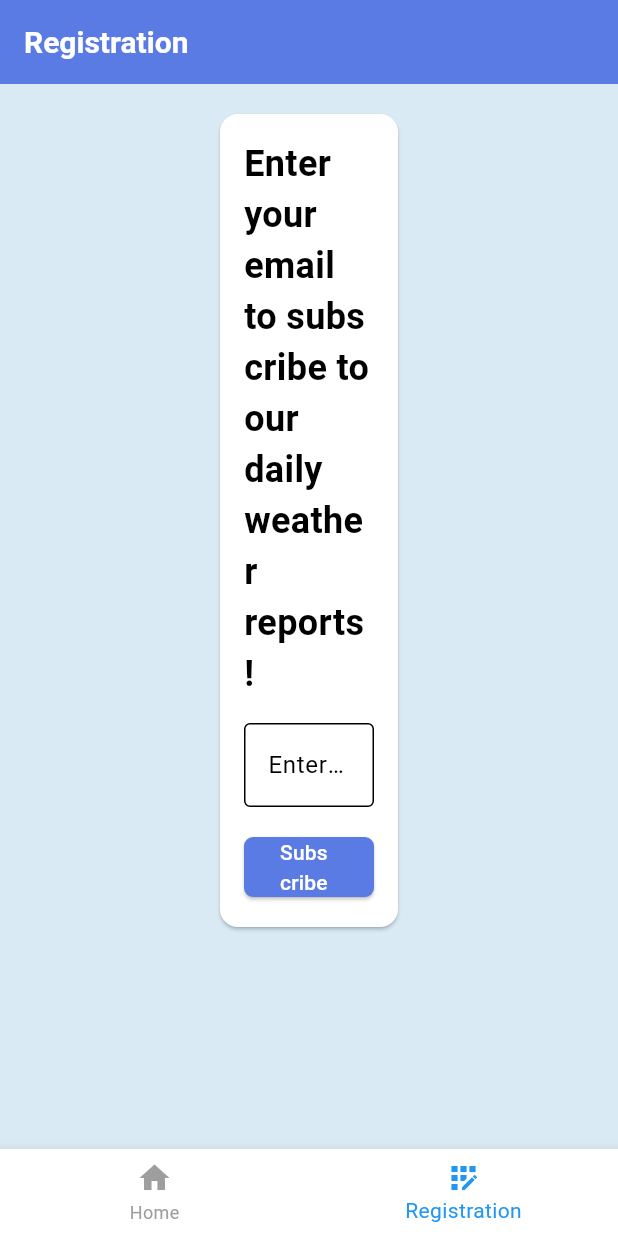
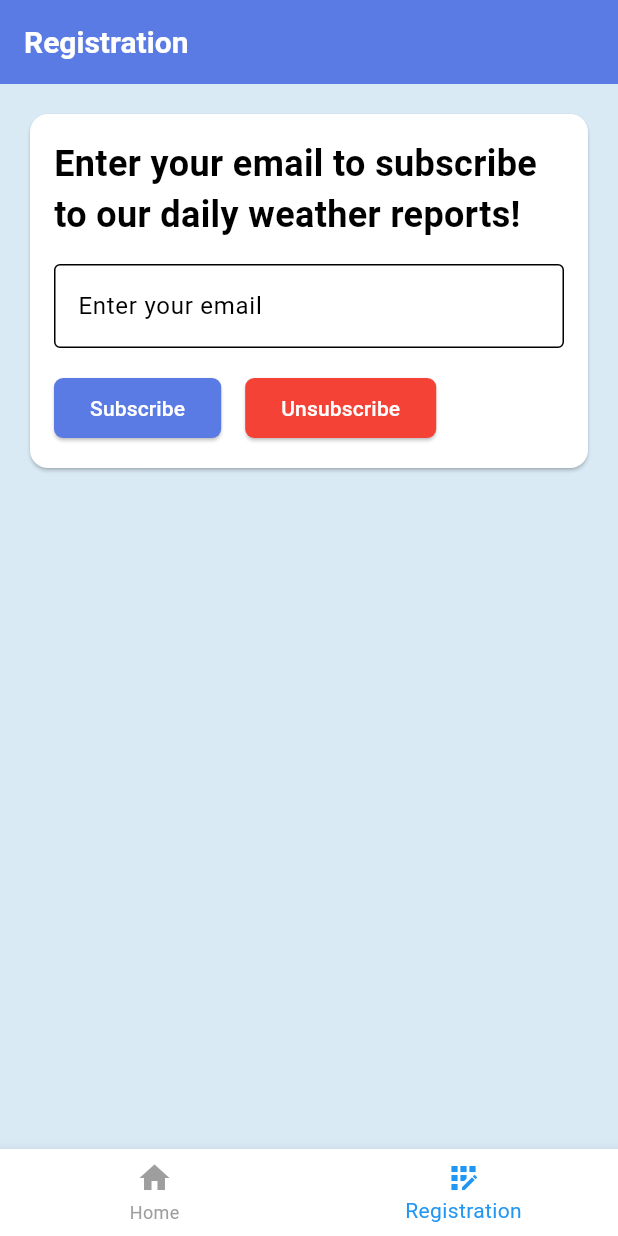
Before and after one commit to tsuna614/go_nqk_entry_fe, a Flutter app: the screen it shows after launch, item 2 of the bottom bar chosen, on a phone screen of 412 x 824 dp. Run offline on Flutter 3.47's test engine with Material 3 defaults, Android fonts, the phone set to English and light mode, and no system bars; our stand-ins replace dio, equatable, flutter_bloc, geocoding, geolocator, get_it; network calls fail.

Commit message:
added and implemented subcribe bloc and service

```diff
--- /dev/null
+++ b/lib/bloc/subscribe-bloc/subscribe_events.dart
@@ -0,0 +1,23 @@
+abstract class SubscribeEvents {
+  const SubscribeEvents();
+
+  List<Object?> get props => [];
+}
+
+class SendSubcriptionEvent extends SubscribeEvents {
+  final String email;
+
+  const SendSubcriptionEvent(this.email);
+
+  @override
+  List<Object?> get props => [email];
+}
+
+class SendUnsubscriptionEvent extends SubscribeEvents {
+  final String email;
+
+  const SendUnsubscriptionEvent(this.email);
+
+  @override
+  List<Object?> get props => [email];
+}
--- /dev/null
+++ b/lib/bloc/subscribe-bloc/subscribe_states.dart
@@ -0,0 +1,33 @@
+import 'package:equatable/equatable.dart';
+
+abstract class SubscribeStates extends Equatable {
+  const SubscribeStates();
+
+  @override
+  List<Object> get props => [];
+}
+
+class SubscribeInitialState extends SubscribeStates {}
+
+class SubscribeLoadingState extends SubscribeStates {
+  @override
+  List<Object> get props => [];
+}
+
+class SubscribeSuccessState extends SubscribeStates {
+  final String message;
+
+  const SubscribeSuccessState(this.message);
+
+  @override
+  List<Object> get props => [message];
+}
+
+class SubscribeErrorState extends SubscribeStates {
+  final String message;
+
+  const SubscribeErrorState(this.message);
+
+  @override
+  List<Object> get props => [message];
+}
--- a/lib/main.dart
+++ b/lib/main.dart
@@ -2,8 +2,10 @@
 import 'package:flutter/material.dart';
 import 'package:flutter_bloc/flutter_bloc.dart';
 import 'package:get_it/get_it.dart';
+import 'package:go_nqk_entry_fe/bloc/subscribe-bloc/subscribe_bloc.dart';
 import 'package:go_nqk_entry_fe/bloc/weather-bloc/weather_bloc.dart';
 import 'package:go_nqk_entry_fe/services/api_client.dart';
+import 'package:go_nqk_entry_fe/services/subscribe_service.dart';
 import 'package:go_nqk_entry_fe/services/weather_service.dart';
 import 'package:go_nqk_entry_fe/view/tabs_screen.dart';
 
@@ -41,6 +43,7 @@
   final apiClient = ApiClient(dio);
 
   getIt.registerLazySingleton(() => WeatherServiceImpl(apiClient));
+  getIt.registerLazySingleton(() => SubscribeServiceImpl(apiClient));
 }
 
 void main() {
@@ -58,6 +61,10 @@
         BlocProvider(
           create: (context) =>
               WeatherBloc(weatherService: getIt<WeatherServiceImpl>()),
+        ),
+        BlocProvider(
+          create: (context) =>
+              SubscribeBloc(subscribeService: getIt<SubscribeServiceImpl>()),
         ),
       ],
       child: MaterialApp(
--- /dev/null
+++ b/lib/services/subscribe_service.dart
@@ -0,0 +1,47 @@
+import 'package:go_nqk_entry_fe/services/api_client.dart';
+
+class SubscribeResponse {
+  final String message;
+
+  SubscribeResponse({required this.message});
+}
+
+abstract class SubscribeService {
+  Future<ApiResponse<SubscribeResponse>> sendSubcription({
+    required String email,
+  });
+
+  Future<ApiResponse<SubscribeResponse>> sendUnsubscription({
+    required String email,
+  });
+}
+
+class SubscribeServiceImpl implements SubscribeService {
+  final ApiClient apiClient;
+
+  SubscribeServiceImpl(this.apiClient);
+
+  @override
+  Future<ApiResponse<SubscribeResponse>> sendSubcription({
+    required String email,
+  }) {
+    final endpoint = '/subscription/subscribe';
+    return apiClient.post(
+      endpoint: endpoint,
+      data: {'email': email},
+      fromJson: (data) => SubscribeResponse(message: data['message']),
+    );
+  }
+
+  @override
+  Future<ApiResponse<SubscribeResponse>> sendUnsubscription({
+    required String email,
+  }) {
+    final endpoint = '/subscription/deleteSubscriber';
+    return apiClient.post(
+      endpoint: endpoint,
+      data: {'email': email},
+      fromJson: (data) => SubscribeResponse(message: data['message']),
+    );
+  }
+}
--- a/lib/view/registration/registration_screen.dart
+++ b/lib/view/registration/registration_screen.dart
@@ -1,4 +1,8 @@
 import 'package:flutter/material.dart';
+import 'package:flutter_bloc/flutter_bloc.dart';
+import 'package:go_nqk_entry_fe/bloc/subscribe-bloc/subscribe_bloc.dart';
+import 'package:go_nqk_entry_fe/bloc/subscribe-bloc/subscribe_events.dart';
+import 'package:go_nqk_entry_fe/bloc/subscribe-bloc/subscribe_states.dart';
 
 class RegistrationScreen extends StatefulWidget {
   const RegistrationScreen({super.key});
@@ -11,11 +15,29 @@ class _RegistrationScreenState extends State<RegistrationScreen> {
   final TextEditingController _emailController = TextEditingController();
   final _formKey = GlobalKey<FormState>();
 
-  void _onSubmit() {
+  void _onSubscribe() {
     if (_formKey.currentState!.validate()) {
       final email = _emailController.text.trim();
+
+      // Dispatch the subscription event
+      context.read<SubscribeBloc>().add(SendSubcriptionEvent(email));
+
       ScaffoldMessenger.of(context).showSnackBar(
         SnackBar(content: Text('Subcription invitation sent to: $email')),
+      );
+      _emailController.clear();
+    }
+  }
+
+  void _onUnsubscribe() {
+    if (_formKey.currentState!.validate()) {
+      final email = _emailController.text.trim();
+
+      // Dispatch the unsubscription event
+      context.read<SubscribeBloc>().add(SendUnsubscriptionEvent(email));
+
+      ScaffoldMessenger.of(context).showSnackBar(
+        SnackBar(content: Text('Unsubscription request sent for: $email')),
       );
       _emailController.clear();
     }
@@ -37,16 +59,49 @@ class _RegistrationScreenState extends State<RegistrationScreen> {
           style: TextStyle(color: Theme.of(context).colorScheme.onPrimary),
         ),
       ),
-      body: SingleChildScrollView(
+      body: BlocConsumer<SubscribeBloc, SubscribeStates>(
+        listener: (context, state) {
+          if (state is SubscribeErrorState) {
+            ScaffoldMessenger.of(context).showSnackBar(
+              SnackBar(
+                content: Text(state.message),
+                backgroundColor: Colors.red,
+              ),
+            );
+          } else if (state is SubscribeSuccessState) {
+            ScaffoldMessenger.of(context).showSnackBar(
+              SnackBar(
+                content: Text('Subscription successful sent!'),
+                backgroundColor: Colors.green,
+              ),
+            );
+          }
+        },
+        builder: (context, state) {
+          return LayoutBuilder(
+            builder: (context, constraints) {
+              return SingleChildScrollView(
                 padding: const EdgeInsets.all(16.0),
                 child: Row(
                   crossAxisAlignment: CrossAxisAlignment.start,
                   children: [
-            Expanded(flex: 1, child: SizedBox()),
+                    if (constraints.maxWidth <= 700) ...[
+                      Expanded(child: buildRegistrationForm()),
+                    ] else if (constraints.maxWidth <= 1000) ...[
+                      Expanded(flex: 1, child: const SizedBox()),
+                      Expanded(flex: 2, child: buildRegistrationForm()),
+                      Expanded(flex: 1, child: const SizedBox()),
+                    ] else ...[
+                      Expanded(flex: 1, child: const SizedBox()),
                       Expanded(flex: 1, child: buildRegistrationForm()),
-            Expanded(flex: 1, child: SizedBox()),
+                      Expanded(flex: 1, child: const SizedBox()),
+                    ],
                   ],
                 ),
+              );
+            },
+          );
+        },
       ),
     );
   }
@@ -91,7 +146,24 @@ class _RegistrationScreenState extends State<RegistrationScreen> {
               ),
 
               SizedBox(height: 16),
-              ElevatedButton(onPressed: _onSubmit, child: Text("Subscribe")),
+              Row(
+                children: [
+                  ElevatedButton(
+                    onPressed: () => _onSubscribe(),
+                    child: Text("Subscribe"),
+                  ),
+                  SizedBox(width: 16),
+                  // unsubscribe button
+                  ElevatedButton(
+                    style: ElevatedButton.styleFrom(
+                      backgroundColor: Colors.red,
+                      foregroundColor: Colors.white,
+                    ),
+                    onPressed: () => _onUnsubscribe(),
+                    child: Text("Unsubscribe"),
+                  ),
+                ],
+              ),
             ],
           ),
         ),
```
Also changed, not shown: lib/bloc/subscribe-bloc/subscribe_bloc.dart (added, +52 -0 lines). Lines whose indentation alone changed are shown as unchanged.
